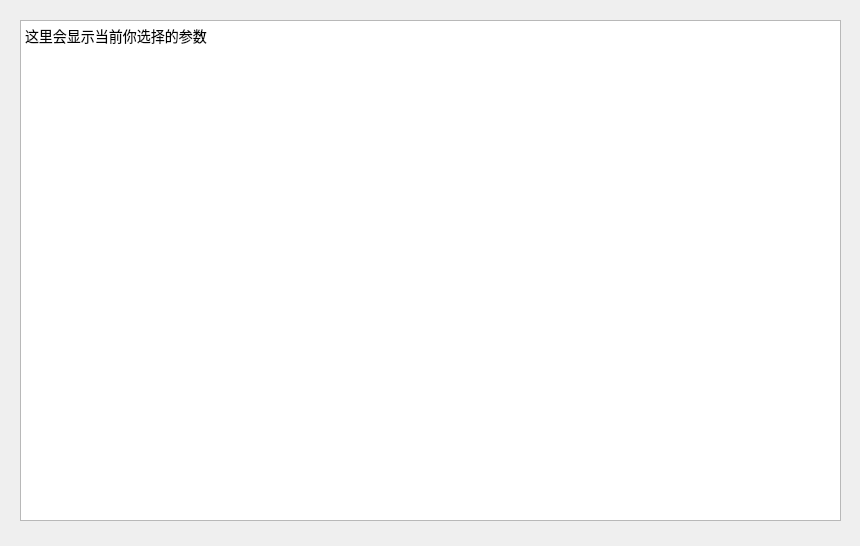
Above: ui/output_page.ui from 271374667/NuitkaGUI before the change. Below: the same form after it.
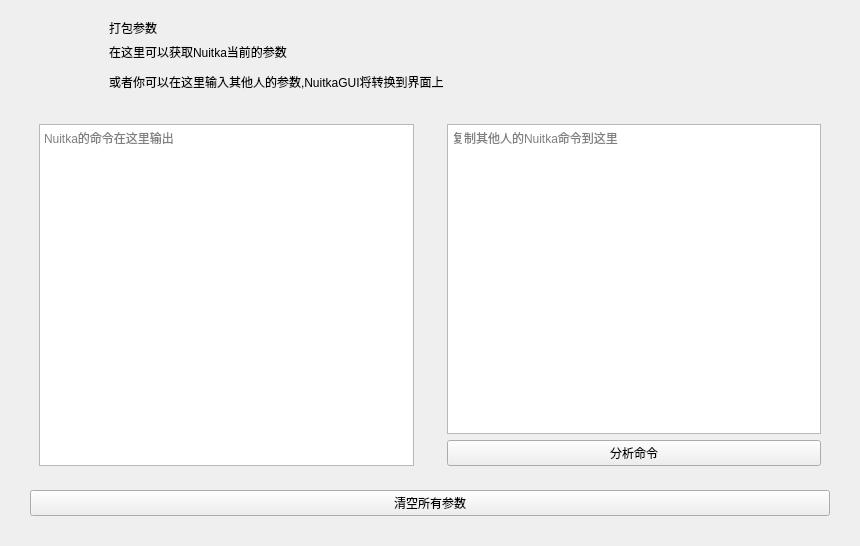
That is the form after the change. Icons and pictures are not drawn. Custom widgets are drawn as their Qt base class.

```diff
--- a/ui/output_page.ui
+++ b/ui/output_page.ui
@@ -13,38 +13,205 @@
   <property name="windowTitle">
    <string>Form</string>
   </property>
-  <widget class="TextEdit" name="PTEArgsOutput">
-   <property name="geometry">
-    <rect>
-     <x>20</x>
-     <y>20</y>
-     <width>821</width>
-     <height>501</height>
-    </rect>
+  <layout class="QVBoxLayout" name="verticalLayout_4">
+   <property name="spacing">
+    <number>15</number>
    </property>
-   <property name="toolTip">
-    <string>这里会显示输出在命令行给nuitka的参数，通常你也可以手动复制到命令行执行</string>
+   <property name="leftMargin">
+    <number>30</number>
    </property>
-   <property name="statusTip">
-    <string>这里会显示输出在命令行给nuitka的参数，通常你也可以手动复制到命令行执行</string>
+   <property name="topMargin">
+    <number>10</number>
    </property>
-   <property name="whatsThis">
-    <string>这里会显示输出在命令行给nuitka的参数，通常你也可以手动复制到命令行执行</string>
+   <property name="rightMargin">
+    <number>30</number>
    </property>
-   <property name="accessibleName">
-    <string/>
+   <property name="bottomMargin">
+    <number>30</number>
    </property>
-   <property name="html">
-    <string>&lt;!DOCTYPE HTML PUBLIC &quot;-//W3C//DTD HTML 4.0//EN&quot; &quot;http://www.w3.org/TR/REC-html40/strict.dtd&quot;&gt;
-&lt;html&gt;&lt;head&gt;&lt;meta name=&quot;qrichtext&quot; content=&quot;1&quot; /&gt;&lt;style type=&quot;text/css&quot;&gt;
-p, li { white-space: pre-wrap; }
-&lt;/style&gt;&lt;/head&gt;&lt;body style=&quot; font-family:'Roboto','Segoe UI','Microsoft YaHei','PingFang SC','SimSun'; font-size:14px; font-weight:400; font-style:normal;&quot;&gt;
-&lt;p style=&quot; margin-top:0px; margin-bottom:0px; margin-left:0px; margin-right:0px; -qt-block-indent:0; text-indent:0px;&quot;&gt;&lt;span style=&quot; font-size:14px;&quot;&gt;这里会显示当前你选择的参数&lt;/span&gt;&lt;/p&gt;
-&lt;p style=&quot;-qt-paragraph-type:empty; margin-top:0px; margin-bottom:0px; margin-left:0px; margin-right:0px; -qt-block-indent:0; text-indent:0px;&quot;&gt;&lt;br /&gt;&lt;/p&gt;&lt;/body&gt;&lt;/html&gt;</string>
-   </property>
-  </widget>
+   <item>
+    <widget class="ElevatedCardWidget" name="ElevatedCardWidget">
+     <layout class="QHBoxLayout" name="horizontalLayout_2">
+      <item>
+       <widget class="IconWidget" name="IconWidget">
+        <property name="sizePolicy">
+         <sizepolicy hsizetype="Fixed" vsizetype="Fixed">
+          <horstretch>64</horstretch>
+          <verstretch>64</verstretch>
+         </sizepolicy>
+        </property>
+        <property name="minimumSize">
+         <size>
+          <width>64</width>
+          <height>64</height>
+         </size>
+        </property>
+        <property name="icon">
+         <iconset resource="../assets/res.qrc">
+          <normaloff>:/Icons/materialIcons/icons8_code.svg</normaloff>:/Icons/materialIcons/icons8_code.svg</iconset>
+        </property>
+       </widget>
+      </item>
+      <item>
+       <layout class="QVBoxLayout" name="verticalLayout">
+        <property name="sizeConstraint">
+         <enum>QLayout::SetDefaultConstraint</enum>
+        </property>
+        <item>
+         <widget class="TitleLabel" name="TitleLabel">
+          <property name="sizePolicy">
+           <sizepolicy hsizetype="Preferred" vsizetype="Fixed">
+            <horstretch>0</horstretch>
+            <verstretch>0</verstretch>
+           </sizepolicy>
+          </property>
+          <property name="text">
+           <string>打包参数</string>
+          </property>
+         </widget>
+        </item>
+        <item>
+         <widget class="BodyLabel" name="BodyLabel">
+          <property name="sizePolicy">
+           <sizepolicy hsizetype="Preferred" vsizetype="Fixed">
+            <horstretch>0</horstretch>
+            <verstretch>0</verstretch>
+           </sizepolicy>
+          </property>
+          <property name="text">
+           <string>&lt;html&gt;&lt;head/&gt;&lt;body&gt;&lt;p&gt;在这里可以获取Nuitka当前的参数&lt;/p&gt;&lt;p&gt;或者你可以在这里输入其他人的参数,NuitkaGUI将转换到界面上&lt;/p&gt;&lt;/body&gt;&lt;/html&gt;</string>
+          </property>
+          <property name="alignment">
+           <set>Qt::AlignLeading|Qt::AlignLeft|Qt::AlignTop</set>
+          </property>
+          <property name="lightColor" stdset="0">
+           <color>
+            <red>96</red>
+            <green>96</green>
+            <blue>96</blue>
+           </color>
+          </property>
+         </widget>
+        </item>
+       </layout>
+      </item>
+     </layout>
+    </widget>
+   </item>
+   <item>
+    <layout class="QHBoxLayout" name="horizontalLayout">
+     <item>
+      <widget class="CardWidget" name="CardWidget">
+       <layout class="QVBoxLayout" name="verticalLayout_2">
+        <item>
+         <widget class="TextEdit" name="TextEdit">
+          <property name="toolTip">
+           <string>复制这里的代码在命令行内手动执行或者分享给别人</string>
+          </property>
+          <property name="readOnly">
+           <bool>true</bool>
+          </property>
+          <property name="placeholderText">
+           <string>Nuitka的命令在这里输出</string>
+          </property>
+         </widget>
+        </item>
+       </layout>
+      </widget>
+     </item>
+     <item>
+      <widget class="CardWidget" name="CardWidget_2">
+       <layout class="QVBoxLayout" name="verticalLayout_3">
+        <item>
+         <widget class="TextEdit" name="TextEdit_2">
+          <property name="toolTip">
+           <string>当前不支持自动开启插件，在未来的版本会进行更新</string>
+          </property>
+          <property name="placeholderText">
+           <string>复制其他人的Nuitka命令到这里</string>
+          </property>
+         </widget>
+        </item>
+        <item>
+         <widget class="TextPushButton" name="TextPushButton">
+          <property name="toolTip">
+           <string>&lt;html&gt;&lt;head/&gt;&lt;body&gt;&lt;p&gt;红色的代表不在GUI的选项内&lt;br/&gt;蓝色的表示成功选择&lt;/p&gt;&lt;/body&gt;&lt;/html&gt;</string>
+          </property>
+          <property name="text">
+           <string>分析命令</string>
+          </property>
+         </widget>
+        </item>
+       </layout>
+      </widget>
+     </item>
+    </layout>
+   </item>
+   <item>
+    <widget class="FilledPushButton" name="FilledPushButton">
+     <property name="toolTip">
+      <string/>
+     </property>
+     <property name="text">
+      <string>清空所有参数</string>
+     </property>
+     <property name="icon">
+      <iconset resource="../assets/res.qrc">
+       <normaloff>:/Icons/materialIcons/icons8_broom.svg</normaloff>:/Icons/materialIcons/icons8_broom.svg</iconset>
+     </property>
+    </widget>
+   </item>
+  </layout>
  </widget>
  <customwidgets>
+  <customwidget>
+   <class>OutlinedPushButton</class>
+   <extends>QPushButton</extends>
+   <header>qmaterialwidgets</header>
+  </customwidget>
+  <customwidget>
+   <class>TextPushButton</class>
+   <extends>OutlinedPushButton</extends>
+   <header>qmaterialwidgets</header>
+  </customwidget>
+  <customwidget>
+   <class>FilledPushButton</class>
+   <extends>QPushButton</extends>
+   <header>qmaterialwidgets</header>
+  </customwidget>
+  <customwidget>
+   <class>IconWidget</class>
+   <extends>QWidget</extends>
+   <header>qmaterialwidgets</header>
+  </customwidget>
+  <customwidget>
+   <class>CardWidget</class>
+   <extends>QFrame</extends>
+   <header>qmaterialwidgets</header>
+   <container>1</container>
+  </customwidget>
+  <customwidget>
+   <class>OutlinedCardWidget</class>
+   <extends>CardWidget</extends>
+   <header>qmaterialwidgets</header>
+   <container>1</container>
+  </customwidget>
+  <customwidget>
+   <class>ElevatedCardWidget</class>
+   <extends>OutlinedCardWidget</extends>
+   <header>qmaterialwidgets</header>
+   <container>1</container>
+  </customwidget>
+  <customwidget>
+   <class>BodyLabel</class>
+   <extends>QLabel</extends>
+   <header>qmaterialwidgets</header>
+  </customwidget>
+  <customwidget>
+   <class>TitleLabel</class>
+   <extends>QLabel</extends>
+   <header>qmaterialwidgets</header>
+  </customwidget>
   <customwidget>
    <class>TextEdit</class>
    <extends>QTextEdit</extends>
```
Left out of the diff: 4 changed lines with no effect on the pictures.
